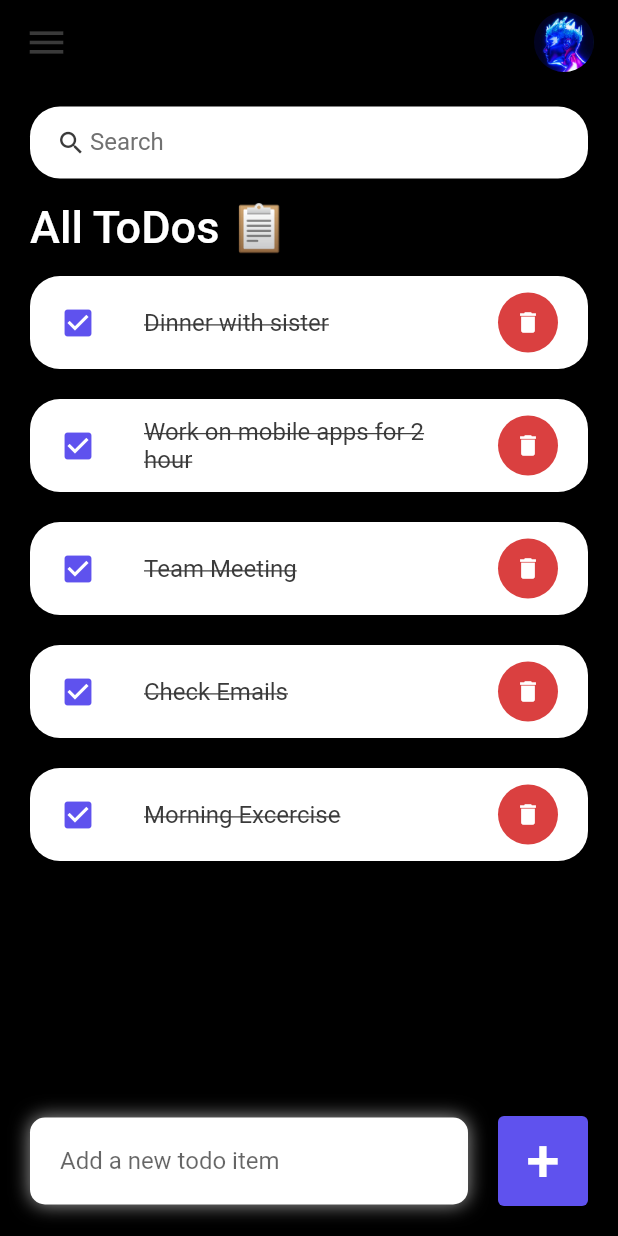
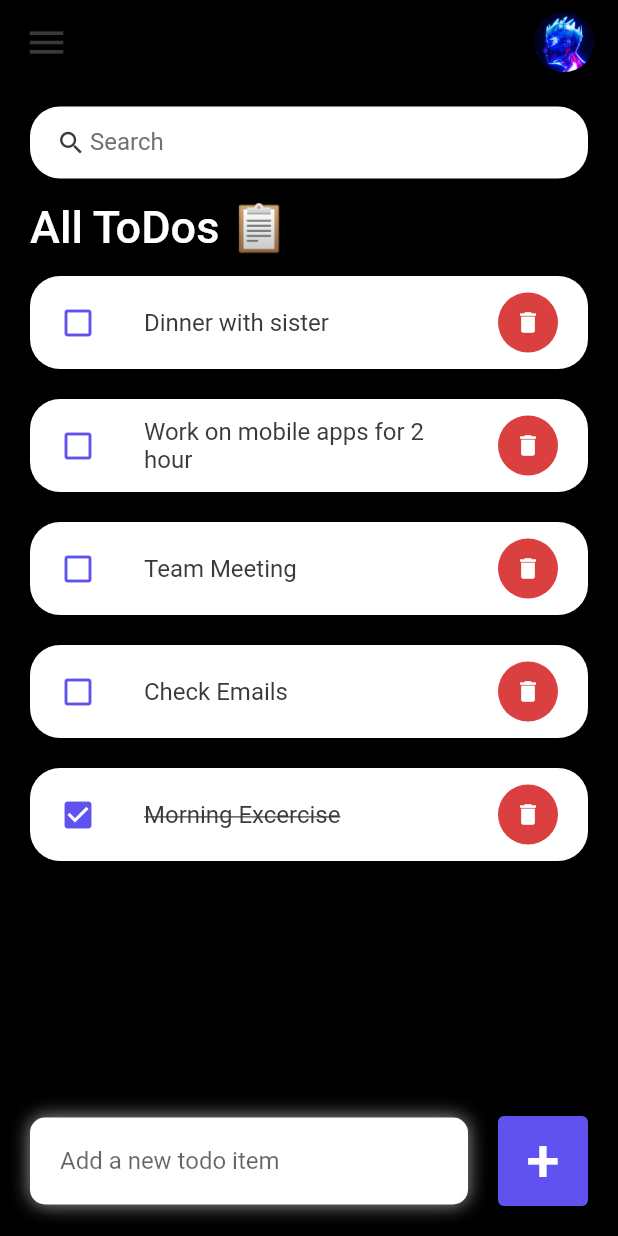
Before and after one commit to FatoomRe/Flutter-ToDo-App, a Flutter app: the screen it shows after launch, on a phone screen of 412 x 824 dp. Run offline on Flutter 3.47's test engine with Material 2 defaults, Android fonts, the phone set to English and light mode, and no system bars.

Commit message:
second commit edit

```diff
--- a/lib/widgets/todo_item.dart
+++ b/lib/widgets/todo_item.dart
@@ -29,7 +29,7 @@ class ToDoItem extends StatelessWidget {
       contentPadding: const EdgeInsets.symmetric(horizontal: 20, vertical: 3),
       tileColor: Colors.white,
       leading:  Icon(
-        Icons.check_box,
+        todo.isDone? Icons.check_box : Icons.check_box_outline_blank,
         color: Color(0xFF5F52EE),
       ),
       title:  Text(
@@ -37,7 +37,7 @@ class ToDoItem extends StatelessWidget {
         style: TextStyle(
           fontSize: 16,
           color: Color(0xFF3A3A3A),
-          decoration: TextDecoration.lineThrough,
+          decoration: todo.isDone? TextDecoration.lineThrough : null,
         ),
       ),
       trailing: Container(
```
